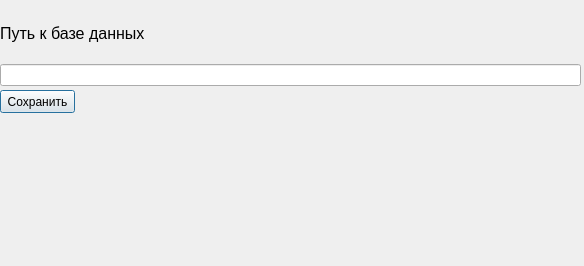
The window that settings.ui (sail004/convertService) describes before a commit, drawn with Qt 5.
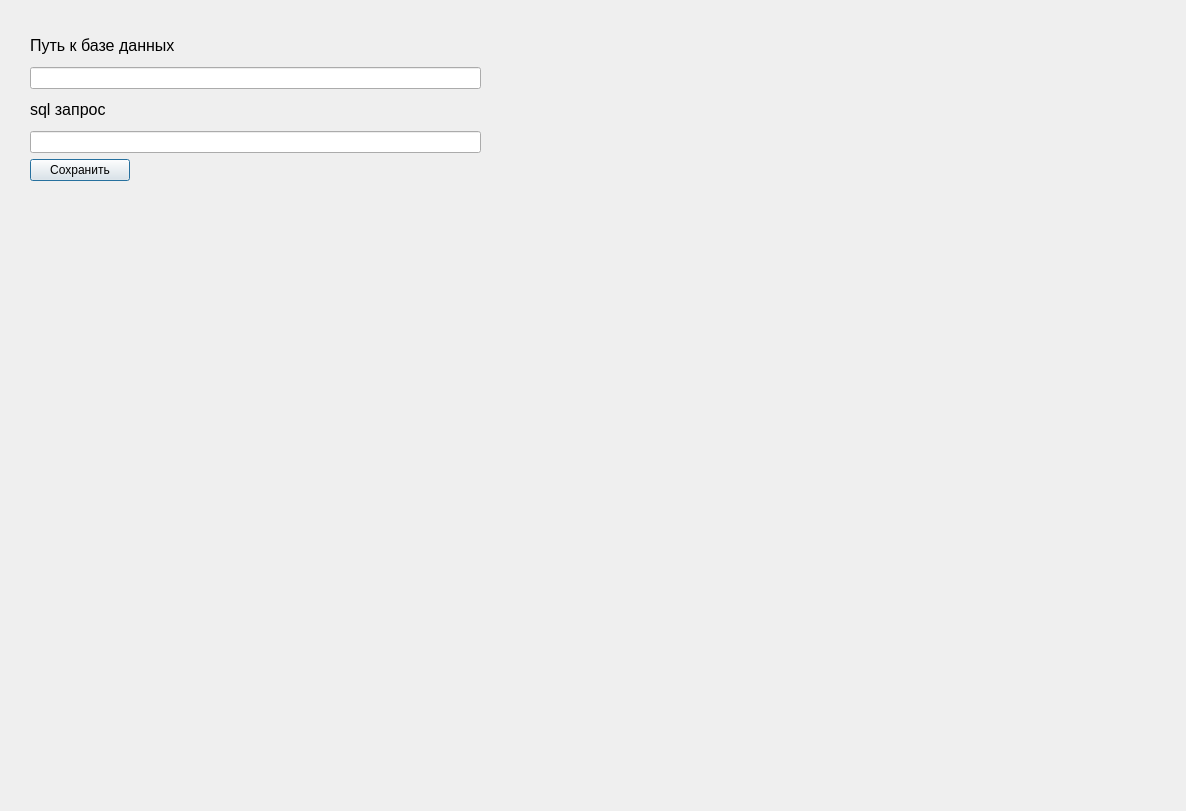
The same window after the commit.

Commit message: создал ввод sql запроса, его считывание и сохранение

```diff
--- a/settings.ui
+++ b/settings.ui
@@ -6,8 +6,8 @@
    <rect>
     <x>0</x>
     <y>0</y>
-    <width>584</width>
-    <height>266</height>
+    <width>1186</width>
+    <height>811</height>
    </rect>
   </property>
   <property name="windowTitle">
@@ -16,10 +16,10 @@
   <widget class="QWidget" name="verticalLayoutWidget">
    <property name="geometry">
     <rect>
-     <x>0</x>
-     <y>10</y>
-     <width>581</width>
-     <height>81</height>
+     <x>30</x>
+     <y>30</y>
+     <width>451</width>
+     <height>151</height>
     </rect>
    </property>
    <layout class="QVBoxLayout" name="verticalLayout">
@@ -39,20 +39,27 @@
       </property>
      </widget>
     </item>
+    <item>
+     <widget class="QLineEdit" name="sql_request"/>
+    </item>
+    <item>
+     <widget class="QLabel" name="label_2">
+      <property name="maximumSize">
+       <size>
+        <width>16777215</width>
+        <height>40</height>
+       </size>
+      </property>
+      <property name="text">
+       <string>&lt;html&gt;&lt;head/&gt;&lt;body&gt;&lt;p&gt;&lt;span style=&quot; font-size:12pt;&quot;&gt;sql запрос&lt;/span&gt;&lt;/p&gt;&lt;/body&gt;&lt;/html&gt;</string>
+      </property>
+     </widget>
+    </item>
     <item>
      <widget class="QLineEdit" name="db_way"/>
     </item>
-   </layout>
-  </widget>
+    <item>
   <widget class="QPushButton" name="pushButton">
-   <property name="geometry">
-    <rect>
-     <x>0</x>
-     <y>90</y>
-     <width>75</width>
-     <height>23</height>
-    </rect>
-   </property>
    <property name="maximumSize">
     <size>
      <width>100</width>
@@ -65,6 +72,9 @@
    <property name="text">
     <string>Сохранить</string>
    </property>
+     </widget>
+    </item>
+   </layout>
   </widget>
  </widget>
  <resources/>
```
Lines whose indentation alone changed are shown as unchanged. The commit also changes 2 other files.
